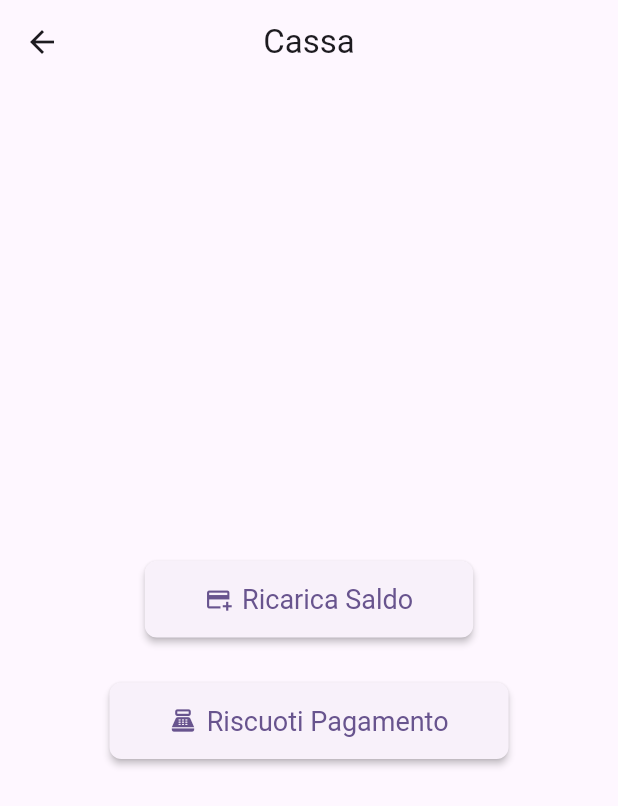
After one commit to mattitom03/circol_app_flutter, a Flutter app: the CassaScreen screen opened directly, on a phone screen of 412 x 824 dp. The commit adds this screen. Shown: the top 806 px of the screen. Run offline on Flutter 3.47's test engine with Material 3 defaults, Android fonts, the phone set to English and light mode, and no system bars; our stand-ins replace cloud_firestore, firebase_auth, firebase_core, firebase_storage, image_picker, qr_flutter; missing offline and left inert: mobile_scanner; accounts and stored records are empty.

Commit message:
implementazione cassa admin (ancora non attive funzionalità)

```diff
--- /dev/null
+++ b/lib/features/cash_register/screen/cassa_screen.dart
@@ -0,0 +1,50 @@
+import 'package:flutter/material.dart';
+import 'ricarica_screen.dart'; // Creeremo questo dopo
+import 'riscuoti_screen.dart'; // Creeremo questo dopo
+
+class CassaScreen extends StatelessWidget {
+  const CassaScreen({super.key});
+
+  @override
+  Widget build(BuildContext context) {
+    return Scaffold(
+      appBar: AppBar(
+        title: const Text('Cassa'),
+      ),
+      body: Center(
+        child: Column(
+          mainAxisAlignment: MainAxisAlignment.center,
+          children: [
+            ElevatedButton.icon(
+              icon: const Icon(Icons.add_card),
+              label: const Text('Ricarica Saldo'),
+              style: ElevatedButton.styleFrom(
+                padding: const EdgeInsets.symmetric(horizontal: 40, vertical: 15),
+                textStyle: const TextStyle(fontSize: 18),
+              ),
+              onPressed: () {
+                Navigator.of(context).push(
+                  MaterialPageRoute(builder: (context) => const RicaricaScreen()),
+                );
+              },
+            ),
+            const SizedBox(height: 30),
+            ElevatedButton.icon(
+              icon: const Icon(Icons.point_of_sale),
+              label: const Text('Riscuoti Pagamento'),
+              style: ElevatedButton.styleFrom(
+                padding: const EdgeInsets.symmetric(horizontal: 40, vertical: 15),
+                textStyle: const TextStyle(fontSize: 18),
+              ),
+              onPressed: () {
+                Navigator.of(context).push(
+                  MaterialPageRoute(builder: (context) => const RiscuotiScreen()),
+                );
+              },
+            ),
+          ],
+        ),
+      ),
+    );
+  }
+}
```
Also changed, not shown: lib/core/screen/main_screen.dart (+4 -3 lines), lib/features/cash_register/screen/ricarica_screen.dart (added, +17 -0 lines), lib/features/cash_register/screen/riscuoti_screen.dart (added, +17 -0 lines), 2 other files.
